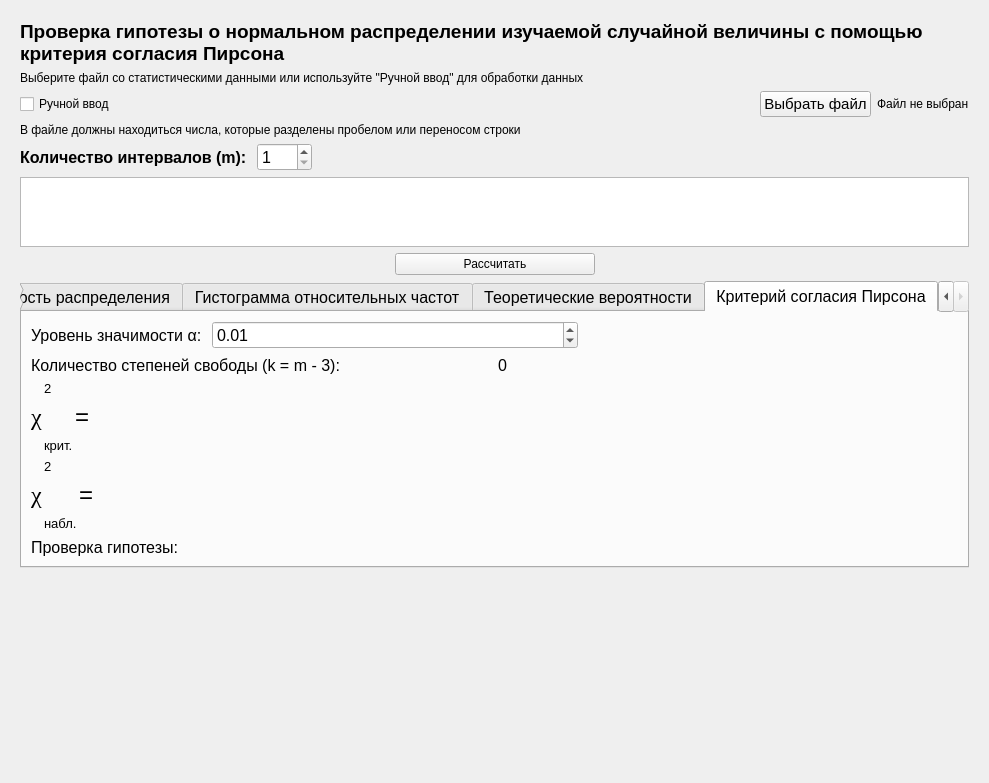
Qt form Labs/ui/lab6_task1.ui (gg-master/TerVerLabs) before a commit.
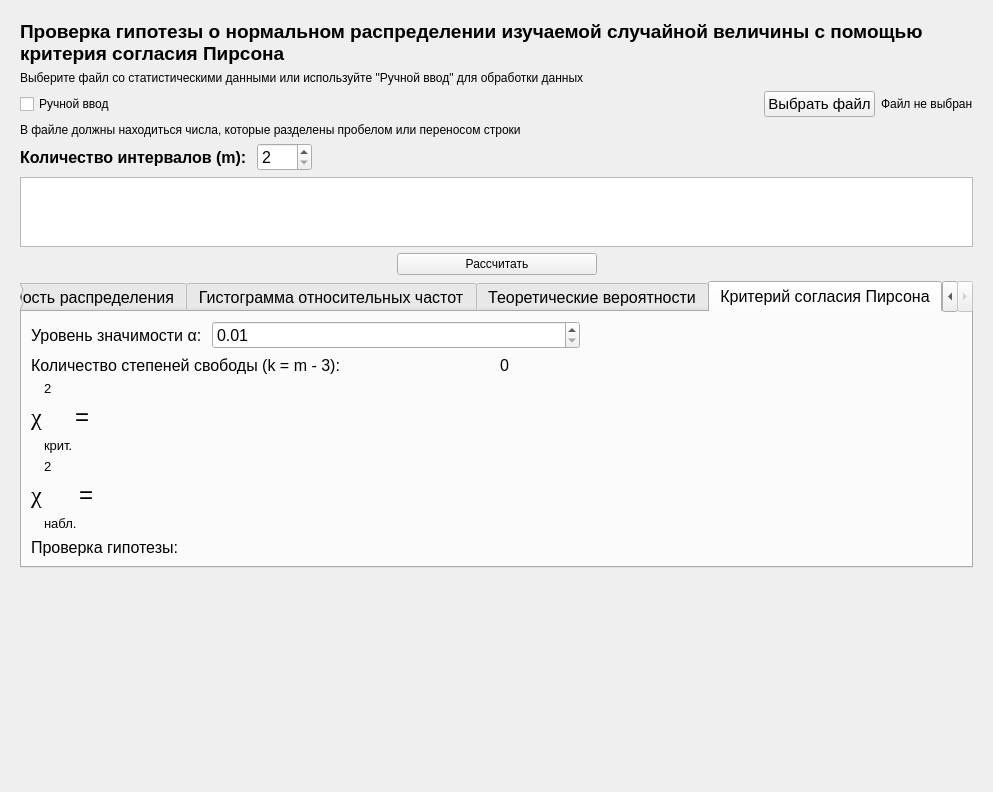
The same form after that commit. The open tabs and pages were chosen to show the change. Icons and pictures are not drawn.

Commit message: Fixed lab6 tasks

Diff of the .ui file:
```diff
--- a/Labs/ui/lab6_task1.ui
+++ b/Labs/ui/lab6_task1.ui
@@ -6,8 +6,8 @@
    <rect>
     <x>0</x>
     <y>0</y>
-    <width>989</width>
-    <height>783</height>
+    <width>993</width>
+    <height>792</height>
    </rect>
   </property>
   <property name="windowTitle">
@@ -33,8 +33,8 @@
        <rect>
         <x>0</x>
         <y>0</y>
-        <width>967</width>
-        <height>762</height>
+        <width>971</width>
+        <height>770</height>
        </rect>
       </property>
       <layout class="QVBoxLayout" name="verticalLayout_69">
@@ -162,13 +162,13 @@
             </font>
            </property>
            <property name="minimum">
-            <number>1</number>
+            <number>2</number>
            </property>
            <property name="maximum">
             <number>100</number>
            </property>
            <property name="value">
-            <number>1</number>
+            <number>2</number>
            </property>
           </widget>
          </item>
@@ -982,6 +982,9 @@
                  <verstretch>0</verstretch>
                 </sizepolicy>
                </property>
+               <property name="minimum">
+                <double>0.010000000000000</double>
+               </property>
                <property name="maximum">
                 <double>1.000000000000000</double>
                </property>
```
The commit also changes 5 other files.
